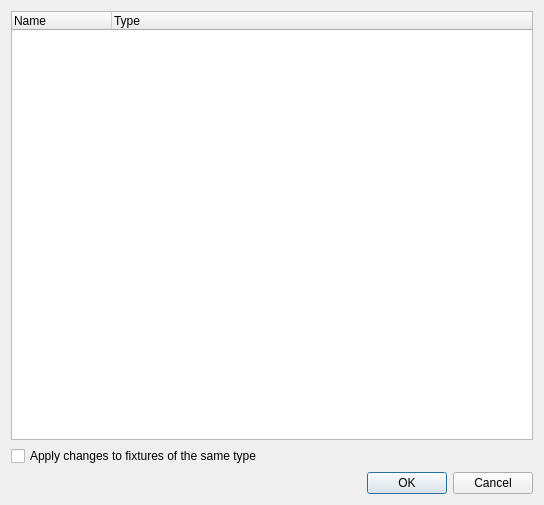
Qt form ui/src/channelsselection.ui (mcallegari/qlcplus) before a commit.
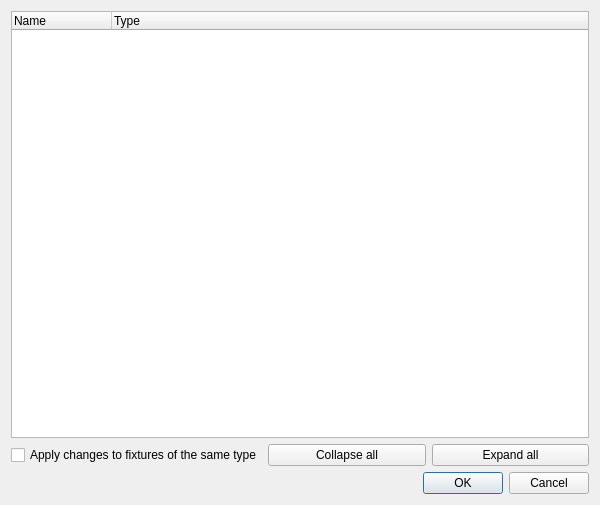
The same form after that commit. Icons and pictures are not drawn.

Commit message:
engine/UI: fix force HTP/LTP (fix #854)
This fixes several things:
- HTP/LTP status of a channel is retrieved from Fixture and not from Universe
- if a channel is restored back to its original HTP/LTP state, it is removed from the forced list
- if forced HTP/LTP lists are empty, they are cleared in Fixture as well
- if forced HTP/LTP lists change, Universe is now refreshed with all the updated states
+ goodie: expand/collapse all in Channel Selection dialog

The edit to the form file:
```diff
--- a/ui/src/channelsselection.ui
+++ b/ui/src/channelsselection.ui
@@ -25,7 +25,7 @@
    <rect>
     <x>0</x>
     <y>0</y>
-    <width>544</width>
+    <width>600</width>
     <height>505</height>
    </rect>
   </property>
@@ -55,11 +55,29 @@
     </widget>
    </item>
    <item>
+    <layout class="QHBoxLayout" name="horizontalLayout">
+     <item>
     <widget class="QCheckBox" name="m_applyAllCheck">
      <property name="text">
       <string>Apply changes to fixtures of the same type</string>
      </property>
     </widget>
+     </item>
+     <item>
+      <widget class="QPushButton" name="m_collapseButton">
+       <property name="text">
+        <string>Collapse all</string>
+       </property>
+      </widget>
+     </item>
+     <item>
+      <widget class="QPushButton" name="m_expandButton">
+       <property name="text">
+        <string>Expand all</string>
+       </property>
+      </widget>
+     </item>
+    </layout>
    </item>
    <item>
     <widget class="QDialogButtonBox" name="buttonBox">
```
Left out of the diff: 4 changed lines with no effect on the pictures. Lines whose indentation alone changed are shown as unchanged. The commit also changes 2 other files.
